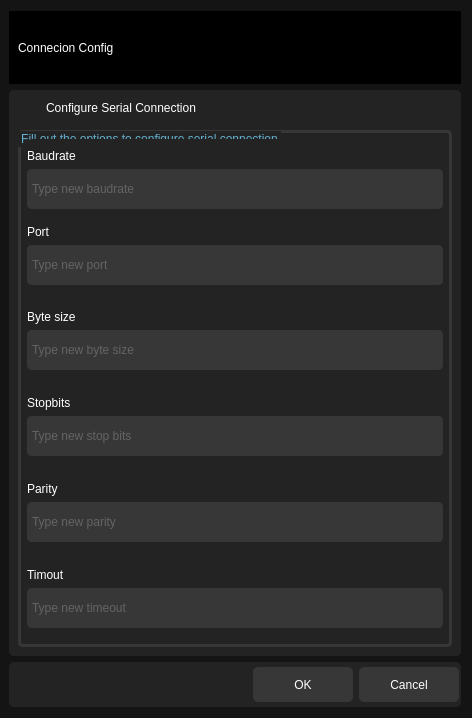
ligerr13/PE_Spectroradiometer, file src/ui/connection_info.ui: the form before one commit.
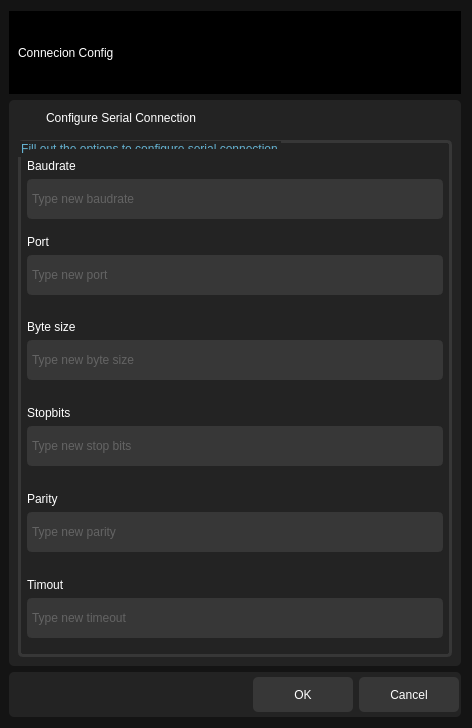
The form after the commit. Icons and pictures are not drawn.

```diff
--- a/src/ui/connection_info.ui
+++ b/src/ui/connection_info.ui
@@ -7,7 +7,7 @@
     <x>0</x>
     <y>0</y>
     <width>472</width>
-    <height>718</height>
+    <height>728</height>
    </rect>
   </property>
   <property name="windowTitle">
```
